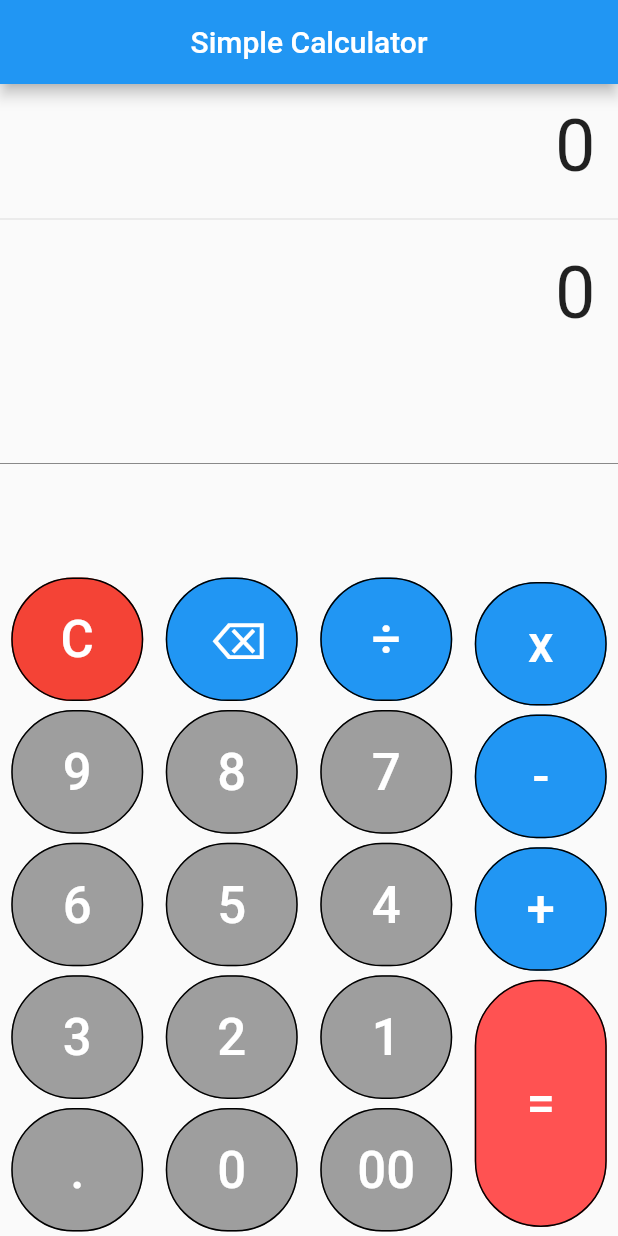
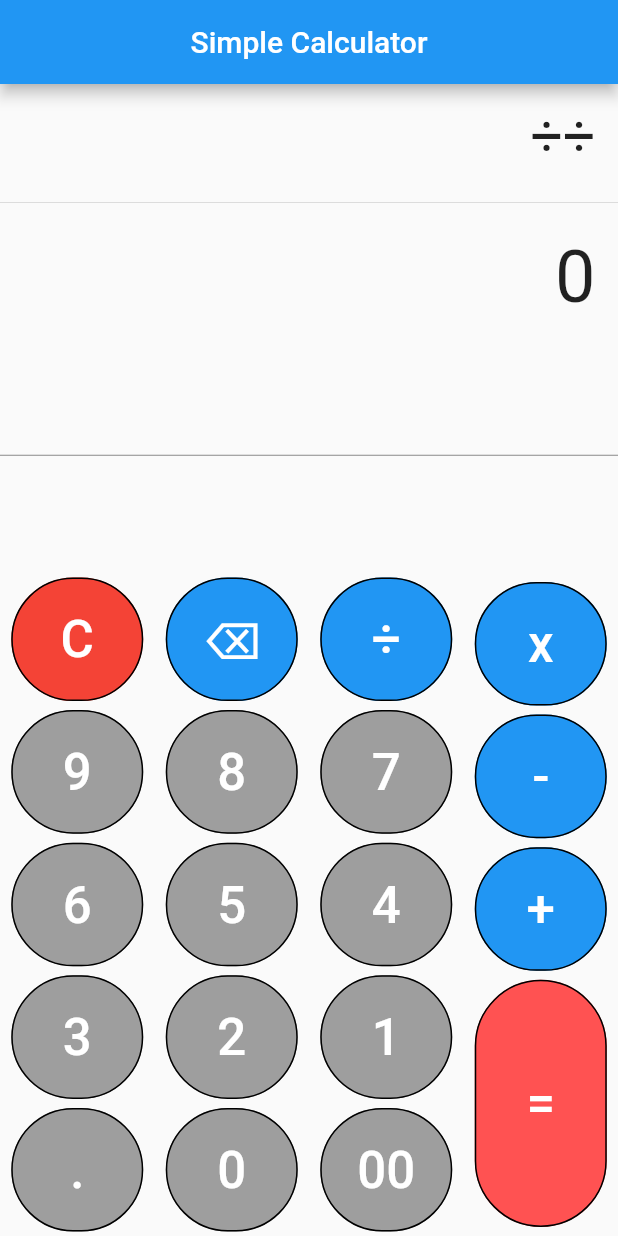
Before and after one commit to satyendrasingh8/scientific_Calculator, a Flutter app: the screen it shows after launch, after a tap on an icon or button, on a phone screen of 412 x 824 dp. Run offline on Flutter 3.47's test engine with Material 2 defaults, Android fonts, the phone set to English and light mode, and no system bars; our stand-ins replace math_expressions.

Commit message:
finally completed

```diff
--- a/lib/main.dart
+++ b/lib/main.dart
@@ -1,4 +1,5 @@
 import 'package:flutter/material.dart';
+import 'package:math_expressions/math_expressions.dart';
 
 void main() {
   runApp(MyApp());
@@ -19,24 +20,65 @@ class Calculator extends StatefulWidget {
 }
 
 class _CalculatorState extends State<Calculator> {
-  Widget buildButton(Color color, String text,double buttonHeight) {
-    return  Container(
+  String equation = "0";
+  String result = '0';
+  String expression = '';
+
+  buttonPressed(String buttonText) {
+    setState(() {
+      if (buttonText == 'C') {
+        equation = '0';
+        result = '0';
+      } else if (buttonText == '⌫') {
+        equation = equation.substring(0, equation.length - 1);
+        if (equation == '') {
+          equation = '0';
+        }
+      } else if (buttonText == '=') {
+        expression = equation;
+        expression = expression.replaceAll('x', '*');
+        expression = expression.replaceAll('÷', '/');
+
+        try {
+          Parser p = Parser();
+          Expression exp = p.parse(expression);
+          ContextModel cm = ContextModel();
+          result = '${exp.evaluate(EvaluationType.REAL, cm)}';
+        } catch (e) {
+          result = 'error';
+        }
+      } else {
+        if (equation == '0') {
+          equation = buttonText;
+        }
+        equation = equation + buttonText;
+      }
+    });
+  }
+
+  Widget buildButton(Color color, String text, double buttonHeight) {
+    return Container(
       alignment: Alignment.center,
-      margin: EdgeInsets.symmetric(vertical:3,horizontal: 1),
+      margin: EdgeInsets.symmetric(vertical: 3, horizontal: 1),
       child: FlatButton(
           padding: EdgeInsets.fromLTRB(11, 8, 11, 8),
-          height: MediaQuery.of(context).size.height*0.1*buttonHeight,
-                          onPressed: () {},
+          height: MediaQuery.of(context).size.height * 0.1 * buttonHeight,
+          onPressed: () {
+            buttonPressed(text);
+          },
           color: color,
           shape: RoundedRectangleBorder(
               borderRadius: BorderRadius.circular(54),
               side: BorderSide(width: 1, color: Colors.black)),
           child: Text(
             text,
-                            style: TextStyle(color: Colors.white, fontSize: 34,),
+            style: TextStyle(
+              color: Colors.white,
+              fontSize: 34,
+            ),
             textAlign: TextAlign.center,
           )),
-    ) ;
+    );
   }
 
   @override
@@ -50,16 +92,25 @@ class _CalculatorState extends State<Calculator> {
             Container(
               alignment: Alignment.centerRight,
               padding: EdgeInsets.fromLTRB(15, 13, 15, 13),
-           child: Text('0',style: TextStyle(fontSize: 48),),
+              child: Text(
+                equation,
+                style: TextStyle(fontSize: 38),
+              ),
             ),
             Divider(),
             Container(
               alignment: Alignment.centerRight,
               padding: EdgeInsets.fromLTRB(15, 13, 15, 13),
-           child: Text('0',style: TextStyle(fontSize: 48),),
+              child: Text(
+                result,
+                style: TextStyle(fontSize: 48),
               ),
-           Expanded(child:
-                Divider(height: 3,color:Colors.black45,) ),
+            ),
+            Expanded(
+                child: Divider(
+              height: 3,
+              color: Colors.black45,
+            )),
             Row(
               children: [
                 Container(
@@ -67,65 +118,51 @@ class _CalculatorState extends State<Calculator> {
                   child: Table(
                     children: [
                       TableRow(children: [
-                       buildButton(Colors.red,'C',1),
-                        buildButton(Colors.blue,' ⌫',1),
-                         buildButton(Colors.blue,'÷',1),
-
+                        buildButton(Colors.red, 'C', 1),
+                        buildButton(Colors.blue, '⌫', 1),
+                        buildButton(Colors.blue, '÷', 1),
                       ]),
                       TableRow(children: [
-                       buildButton(Colors.grey,'9',1),
-                        buildButton(Colors.grey,'8',1),
-                         buildButton(Colors.grey,'7',1),
-
+                        buildButton(Colors.grey, '9', 1),
+                        buildButton(Colors.grey, '8', 1),
+                        buildButton(Colors.grey, '7', 1),
                       ]),
                       TableRow(children: [
-                       buildButton(Colors.grey,'6',1),
-                        buildButton(Colors.grey,'5',1),
-                         buildButton(Colors.grey,'4',1),
-
+                        buildButton(Colors.grey, '6', 1),
+                        buildButton(Colors.grey, '5', 1),
+                        buildButton(Colors.grey, '4', 1),
                       ]),
                       TableRow(children: [
-                       buildButton(Colors.grey,'3',1),
-                        buildButton(Colors.grey,'2',1),
-                         buildButton(Colors.grey,'1',1),
-
+                        buildButton(Colors.grey, '3', 1),
+                        buildButton(Colors.grey, '2', 1),
+                        buildButton(Colors.grey, '1', 1),
                       ]),
                       TableRow(children: [
-                       buildButton(Colors.grey,'.',1),
-                        buildButton(Colors.grey,'0',1),
-                         buildButton(Colors.grey,'00',1),
-
+                        buildButton(Colors.grey, '.', 1),
+                        buildButton(Colors.grey, '0', 1),
+                        buildButton(Colors.grey, '00', 1),
                       ])
                     ],
                   ),
                 ),
                 Container(
                     width: MediaQuery.of(context).size.width * 0.25,
-                  child:Table(
+                    child: Table(
                       children: [
-                   TableRow(
-                     children: [
-                         buildButton(Colors.blue,'x',1),
-                     ]
-                   ),
-                     TableRow(
-                     children: [
-                         buildButton(Colors.blue,'-',1),
-                     ]
-                   ),
-                    TableRow(
-                     children: [
-                         buildButton(Colors.blue,'+',1),
-                     ]
-                   ),
-                    TableRow(
-                     children: [
-                         buildButton(Colors.redAccent,'=',2),
-                     ]
-                   ),
+                        TableRow(children: [
+                          buildButton(Colors.blue, 'x', 1),
+                        ]),
+                        TableRow(children: [
+                          buildButton(Colors.blue, '-', 1),
+                        ]),
+                        TableRow(children: [
+                          buildButton(Colors.blue, '+', 1),
+                        ]),
+                        TableRow(children: [
+                          buildButton(Colors.redAccent, '=', 2),
+                        ]),
                       ],
-                  )
-                ),
+                    )),
               ],
             ),
           ],
--- a/pubspec.yaml
+++ b/pubspec.yaml
@@ -23,6 +23,7 @@ environment:
 dependencies:
   flutter:
     sdk: flutter
+  math_expressions: ^2.0.1
 
 
   # The following adds the Cupertino Icons font to your application.
```
Also changed, not shown: pubspec.lock. Lines whose indentation alone changed are shown as unchanged.
